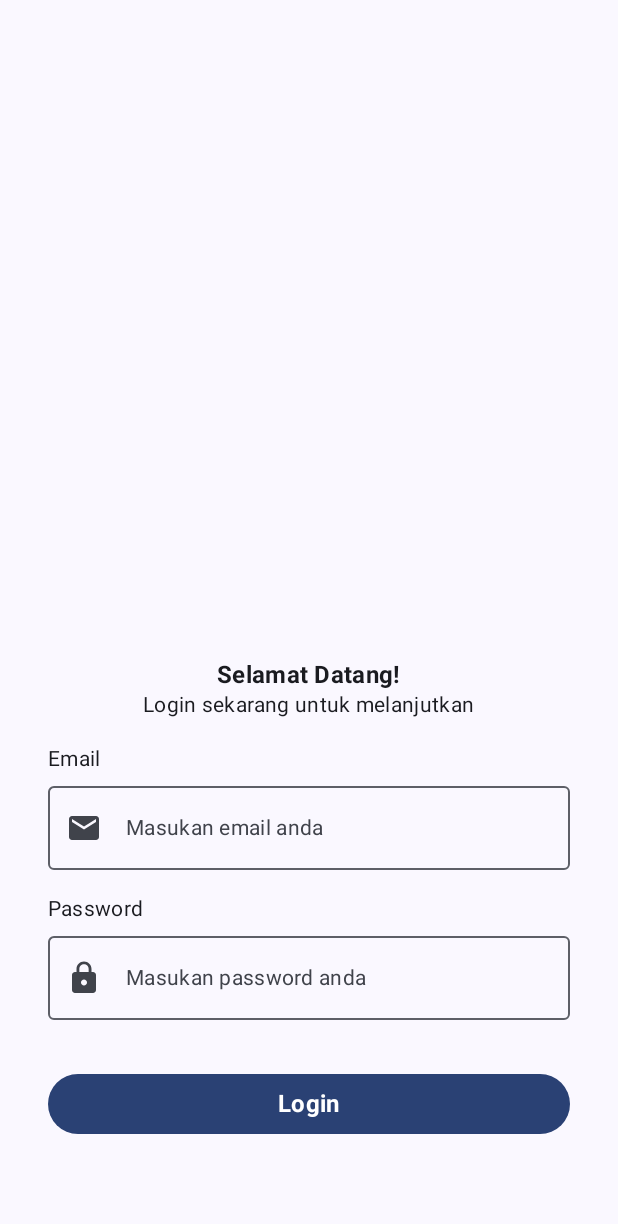
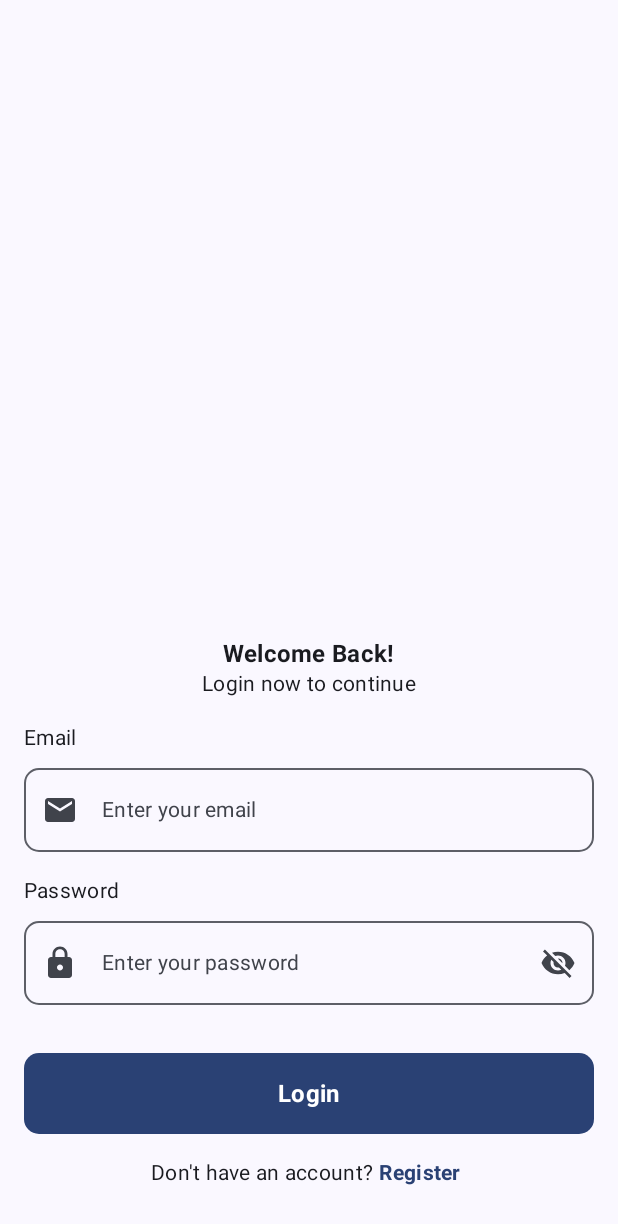
Before and after one commit to Ophirmdhn/story-app-compose, an Android app built with Jetpack Compose: the screen it shows after launch (MainActivity), on a phone screen of 412 x 824 dp. Shown: the top 1224 px of the screen. Run offline under Robolectric (Android 15) with nearby library versions, the phone set to English and light mode, and no system bars; our stand-ins replace Dagger/Hilt's generated code.

Commit message:
feat(login): add visible and register button

```diff
--- a/app/build.gradle.kts
+++ b/app/build.gradle.kts
@@ -80,4 +80,7 @@ dependencies {
 
     // Coil
     implementation("io.coil-kt:coil-compose:2.5.0")
+
+    // Extended Icon
+    implementation("androidx.compose.material:material-icons-extended:1.6.1")
 }
--- /dev/null
+++ b/app/src/main/java/com/ophi/storyappcompose/di/RepositoryModule.kt
@@ -0,0 +1,18 @@
+package com.ophi.storyappcompose.di
+
+import com.ophi.storyappcompose.story.data.repository.AuthRepositoryImpl
+import com.ophi.storyappcompose.story.domain.repository.AuthRepository
+import dagger.Binds
+import dagger.Module
+import dagger.hilt.InstallIn
+import dagger.hilt.components.SingletonComponent
+import javax.inject.Singleton
+
+@Module
+@InstallIn(SingletonComponent::class)
+abstract class RepositoryModule {
+
+    @Binds
+    @Singleton
+    abstract fun provideAuthRepository(impl: AuthRepositoryImpl): AuthRepository
+}
--- a/app/src/main/java/com/ophi/storyappcompose/story/data/repository/AuthRepository.kt
+++ b/app/src/main/java/com/ophi/storyappcompose/story/data/repository/AuthRepositoryImpl.kt
@@ -2,15 +2,15 @@ package com.ophi.storyappcompose.story.data.repository
 
 import com.ophi.storyappcompose.story.data.remote.ApiService
 import com.ophi.storyappcompose.story.domain.model.LoginResponse
+import com.ophi.storyappcompose.story.domain.repository.AuthRepository
 import kotlinx.coroutines.flow.Flow
 import kotlinx.coroutines.flow.flowOf
 import javax.inject.Inject
 
-class AuthRepository @Inject constructor(
+class AuthRepositoryImpl @Inject constructor(
     private val apiService: ApiService
-) {
-
-    suspend fun login(email: String, password: String): Flow<LoginResponse> {
+) : AuthRepository{
+    override suspend fun login(email: String, password: String): Flow<LoginResponse> {
         return flowOf(apiService.login(email, password))
     }
 }
--- /dev/null
+++ b/app/src/main/java/com/ophi/storyappcompose/story/domain/repository/AuthRepository.kt
@@ -0,0 +1,9 @@
+package com.ophi.storyappcompose.story.domain.repository
+
+import com.ophi.storyappcompose.story.domain.model.LoginResponse
+import kotlinx.coroutines.flow.Flow
+
+interface AuthRepository {
+
+    suspend fun login(email: String, password: String): Flow<LoginResponse>
+}
--- a/app/src/main/java/com/ophi/storyappcompose/story/presentation/screen/login/LoginScreen.kt
+++ b/app/src/main/java/com/ophi/storyappcompose/story/presentation/screen/login/LoginScreen.kt
@@ -2,20 +2,27 @@ package com.ophi.storyappcompose.story.presentation.screen.login
 
 import android.util.Log
 import android.widget.Toast
+import androidx.compose.foundation.clickable
 import androidx.compose.foundation.layout.Arrangement
 import androidx.compose.foundation.layout.Column
+import androidx.compose.foundation.layout.Row
 import androidx.compose.foundation.layout.fillMaxSize
 import androidx.compose.foundation.layout.fillMaxWidth
+import androidx.compose.foundation.layout.height
 import androidx.compose.foundation.layout.padding
 import androidx.compose.foundation.rememberScrollState
+import androidx.compose.foundation.shape.RoundedCornerShape
 import androidx.compose.foundation.text.KeyboardOptions
 import androidx.compose.foundation.verticalScroll
 import androidx.compose.material.icons.Icons
 import androidx.compose.material.icons.filled.Email
 import androidx.compose.material.icons.filled.Lock
+import androidx.compose.material.icons.filled.Visibility
+import androidx.compose.material.icons.filled.VisibilityOff
 import androidx.compose.material3.Button
 import androidx.compose.material3.ExperimentalMaterial3Api
 import androidx.compose.material3.Icon
+import androidx.compose.material3.IconButton
 import androidx.compose.material3.MaterialTheme
 import androidx.compose.material3.OutlinedTextField
 import androidx.compose.material3.Text
@@ -34,12 +41,14 @@ import androidx.compose.ui.text.font.FontWeight
 import androidx.compose.ui.text.input.KeyboardType
 import androidx.compose.ui.text.input.PasswordVisualTransformation
 import androidx.compose.ui.text.input.TextFieldValue
+import androidx.compose.ui.text.input.VisualTransformation
 import androidx.compose.ui.unit.dp
 import androidx.compose.ui.unit.sp
 import androidx.hilt.navigation.compose.hiltViewModel
 import com.ophi.storyappcompose.story.presentation.util.AuthState
 import com.ophi.storyappcompose.story.presentation.util.component.Loading
 
+@Suppress("NAME_SHADOWING")
 @Composable
 fun LoginScreen(
     modifier: Modifier = Modifier,
@@ -52,13 +61,16 @@ fun LoginScreen(
     var password by rememberSaveable (stateSaver = TextFieldValue.Saver) {
         mutableStateOf(TextFieldValue())
     }
+    var passwordHidden by rememberSaveable { mutableStateOf(true) }
 
     val context = LocalContext.current
     LoginContent(
+        onVisiblePasswordChange = { passwordHidden = !passwordHidden },
         usernameText = username,
         passwordText = password,
         onUsernameChange = { username = it },
         onPasswordChange = { password = it },
+        visiblePassword = passwordHidden,
         onLoginClick = { username, password ->
             viewModel.login(username, password)
         },
@@ -101,12 +113,14 @@ fun LoginContent(
     passwordText: TextFieldValue = TextFieldValue(""),
     onUsernameChange: (TextFieldValue) -> Unit = {},
     onPasswordChange: (TextFieldValue) -> Unit = {},
+    visiblePassword: Boolean = false,
+    onVisiblePasswordChange: () -> Unit,
     onLoginClick: (username: String, password: String) -> Unit
 ) {
     Column(
         modifier = modifier
             .fillMaxSize()
-            .padding(start = 32.dp, end = 32.dp, bottom = 64.dp)
+            .padding(start = 16.dp, end = 16.dp, bottom = 32.dp)
             .verticalScroll(rememberScrollState()),
         verticalArrangement = Arrangement.Bottom,
     ) {
@@ -116,14 +130,14 @@ fun LoginContent(
         ) {
             Text(
                 modifier = Modifier.padding(top = 8.dp),
-                text = "Selamat Datang!",
+                text = "Welcome Back!",
                 fontWeight = FontWeight.Bold,
                 style = MaterialTheme.typography.bodyMedium.copy(
                     fontSize = 16.sp
                 )
             )
             Text(
-                text = "Login sekarang untuk melanjutkan",
+                text = "Login now to continue",
                 fontWeight = FontWeight.Normal,
                 style = MaterialTheme.typography.bodyMedium.copy(
                     fontSize = 14.sp
@@ -139,7 +153,10 @@ fun LoginContent(
             )
         )
         OutlinedTextField(
-            modifier = Modifier.fillMaxWidth(),
+            shape = RoundedCornerShape(10.dp),
+            modifier = Modifier
+                .fillMaxWidth()
+                .padding(top = 2.dp),
             value = usernameText,
             singleLine = true,
             leadingIcon = {
@@ -151,7 +168,7 @@ fun LoginContent(
             onValueChange = onUsernameChange,
             label = {
                 Text(
-                    text = "Masukan email anda",
+                    text = "Enter your email",
                     fontWeight = FontWeight.Normal,
                     style = MaterialTheme.typography.bodyMedium.copy(
                         fontSize = 14.sp
@@ -168,7 +185,10 @@ fun LoginContent(
             )
         )
         OutlinedTextField(
-            modifier = Modifier.fillMaxWidth(),
+            shape = RoundedCornerShape(10.dp),
+            modifier = Modifier
+                .fillMaxWidth()
+                .padding(top = 2.dp),
             value = passwordText,
             singleLine = true,
             leadingIcon = {
@@ -177,32 +197,42 @@ fun LoginContent(
                     contentDescription = null
                 )
             },
-//            trailingIcon = {
-//                IconButton(onClick =  onVisiblePasswordChange ) {
-//                    val visibilityIcon =
-//                        if (visiblePassword) Icons.Filled.Vis else Icons.Filled.VisibilityOff
-//                    // Please provide localized description for accessibility services
-//                    val description = if (visiblePassword) "Show password" else "Hide password"
-//                    Icon(imageVector = visibilityIcon, contentDescription = description)
-//                }
-//            },
+            trailingIcon = {
+                IconButton(onClick =  onVisiblePasswordChange ) {
+                    val visibilityIcon =
+                        if (visiblePassword) {
+                            Icons.Filled.VisibilityOff
+                        } else {
+                            Icons.Filled.Visibility
+                        }
+                    val description = if (visiblePassword) "Show password" else "Hide password"
+                    Icon(imageVector = visibilityIcon, contentDescription = description)
+                }
+            },
             onValueChange = onPasswordChange,
             maxLines = 1,
             label = {
                 Text(
-                    text = "Masukan password anda",
+                    text = "Enter your password",
                     fontWeight = FontWeight.Normal,
                     style = MaterialTheme.typography.bodyMedium.copy(
                         fontSize = 14.sp
                     )
                 )
             },
-            visualTransformation = PasswordVisualTransformation(),
+            visualTransformation =
+            if (visiblePassword) {
+                PasswordVisualTransformation()
+            } else {
+                VisualTransformation.None
+            },
             keyboardOptions = KeyboardOptions(keyboardType = KeyboardType.Password)
         )
         Button(
+            shape = RoundedCornerShape(10.dp),
             modifier = Modifier
                 .fillMaxWidth()
+                .height(86.dp)
                 .padding(top = 32.dp),
             onClick = {
                 onLoginClick(usernameText.text, passwordText.text)
@@ -216,5 +246,30 @@ fun LoginContent(
                 )
             )
         }
+        Row(
+            modifier = Modifier
+                .fillMaxWidth()
+                .padding(top = 16.dp),
+            horizontalArrangement = Arrangement.Center
+        ) {
+            Text(
+                text = "Don't have an account?",
+                fontWeight = FontWeight.Normal,
+                style = MaterialTheme.typography.bodyMedium.copy(
+                    fontSize = 14.sp
+                )
+            )
+            Text(
+                modifier = Modifier.clickable {
+
+                },
+                text = " Register ",
+                color = MaterialTheme.colorScheme.primary,
+                fontWeight = FontWeight.Bold,
+                style = MaterialTheme.typography.bodyMedium.copy(
+                    fontSize = 14.sp
+                )
+            )
+        }
     }
 }
--- a/app/src/main/java/com/ophi/storyappcompose/story/presentation/screen/login/LoginViewModel.kt
+++ b/app/src/main/java/com/ophi/storyappcompose/story/presentation/screen/login/LoginViewModel.kt
@@ -4,8 +4,8 @@ import android.util.Log
 import androidx.lifecycle.ViewModel
 import androidx.lifecycle.viewModelScope
 import com.google.gson.Gson
-import com.ophi.storyappcompose.story.data.repository.AuthRepository
 import com.ophi.storyappcompose.story.domain.model.LoginResponse
+import com.ophi.storyappcompose.story.domain.repository.AuthRepository
 import com.ophi.storyappcompose.story.presentation.util.AuthState
 import dagger.hilt.android.lifecycle.HiltViewModel
 import kotlinx.coroutines.flow.MutableStateFlow
@@ -21,8 +21,6 @@ class LoginViewModel @Inject constructor(
 
     private val _uiState : MutableStateFlow<AuthState<LoginResponse>> =
         MutableStateFlow(AuthState.Unauthorized)
-
-//    val uiState = _uiState.asStateFlow()
 
     val uiState: MutableStateFlow<AuthState<LoginResponse>>
         get() = _uiState
```
